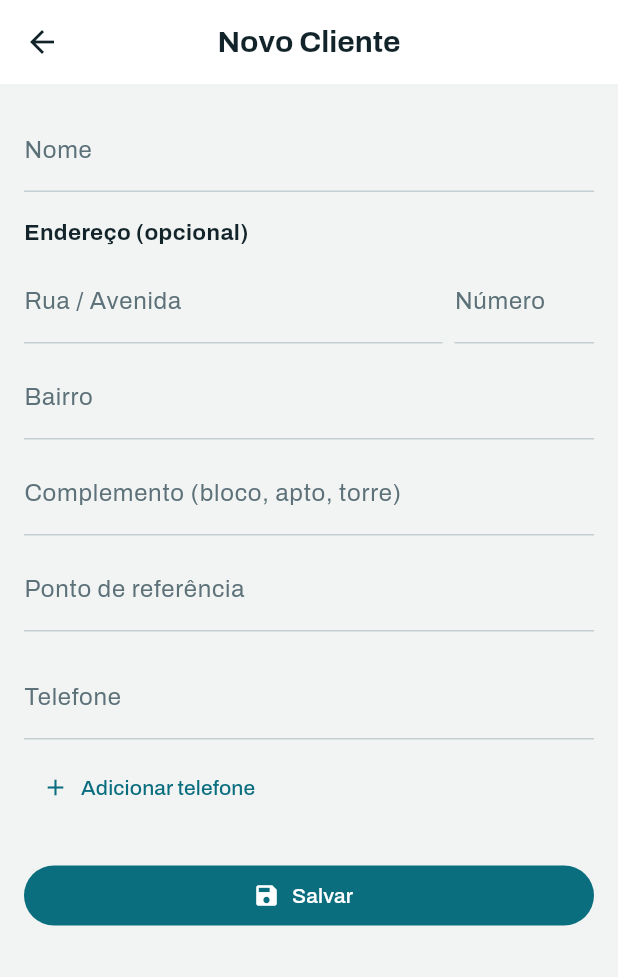
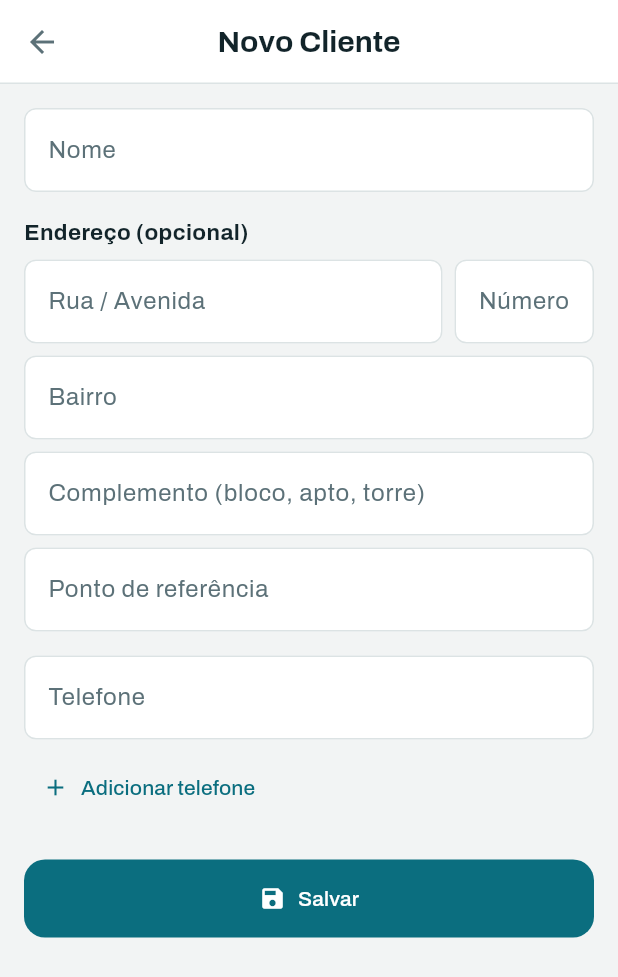
Before and after one commit to WilsonGorosthides/sgc_msclean, a Flutter app: the screen it shows after launch, after a tap on the "person add" icon, on a phone screen of 412 x 824 dp. Shown: the top 977 px of the screen. Run offline on Flutter 3.47's test engine with Material 3 defaults, Android fonts, the phone set to English and light mode, and no system bars; our stand-ins replace flutter_dotenv, google_fonts, supabase_flutter; accounts and stored records are empty.

Commit message:
feat(tema): estiliza os componentes base no AppTheme
Item 2 da issue #60 pedia estilo centralizado no ThemeData em vez de solto
pelas telas. Doze temas de componente, cobrindo tudo o que as telas usam
hoje: AppBar, Card, ListTile, campo, FAB, FilledButton, TextButton,
IconButton, SnackBar, dialogo, divisor e indicador de progresso.

Depois disso, um Card sem nenhum parametro ja sai com a forma do sistema —
a tela nao precisa mais estilizar.

Decisoes que valem registro:

- AppBar sem sombra, separada do conteudo por borda inferior. Com o
  surfaceTint desligado, a elevacao do Material 3 nao teria como se
  manifestar em cor, e sobraria uma sombra solta.
- Card com elevation 0 e borda, pela mesma razao.
- SnackBar inverte o contraste: tinta no fundo, fundo na tinta. E o par
  mais forte do sistema (14.50), e aviso que fica tres segundos na tela
  precisa ser lido de relance.
- Campo usa o raio pequeno e dialogo o grande, conforme a secao 5 do
  design-system.md.
- tintaDesabilitada aparece aqui pela primeira vez, e so em estado
  desabilitado de campo e de botao — que e a unica coisa para que ela
  serve, porque mede 2.97 e a WCAG isenta controle desabilitado.
- Uma funcao privada monta a borda do campo, para os seis estados do
  InputDecorationTheme nao repetirem a mesma construcao.

Parte da issue #60.

Co-Authored-By: Claude Opus 5 <noreply@anthropic.com>

```diff
--- a/lib/theme/app_theme.dart
+++ b/lib/theme/app_theme.dart
@@ -1,6 +1,7 @@
 import 'package:flutter/material.dart';
 
 import 'app_colors.dart';
+import 'app_spacing.dart';
 import 'app_typography.dart';
 
 /// Tema do aplicativo, montado a partir dos tokens de
@@ -15,7 +16,134 @@ abstract final class AppTheme {
     colorScheme: _esquemaClaro,
     textTheme: AppTypography.textTheme,
     scaffoldBackgroundColor: AppColors.fundo,
+
+    // Os temas de componente abaixo existem para que a tela nao precise
+    // estilizar nada: um `Card` sem parametro de cor, raio ou elevacao ja sai
+    // com a forma do sistema. O item 2 da issue #60 pede exatamente isso —
+    // estilo centralizado em vez de solto pelas telas.
+    appBarTheme: const AppBarTheme(
+      backgroundColor: AppColors.superficie,
+      foregroundColor: AppColors.tinta,
+      centerTitle: true,
+      // Sem sombra: a separacao do conteudo e feita pela borda inferior, ja
+      // que o `surfaceTint` esta desligado e a elevacao do Material 3 nao
+      // teria como se manifestar em cor.
+      elevation: 0,
+      scrolledUnderElevation: 0,
+      shape: Border(bottom: BorderSide(color: AppColors.borda)),
+    ),
+
+    cardTheme: CardThemeData(
+      color: AppColors.superficie,
+      surfaceTintColor: Colors.transparent,
+      elevation: 0,
+      margin: EdgeInsets.zero,
+      shape: RoundedRectangleBorder(
+        borderRadius: BorderRadius.circular(AppRadius.medio),
+        side: const BorderSide(color: AppColors.borda),
+      ),
+    ),
+
+    listTileTheme: const ListTileThemeData(
+      iconColor: AppColors.tintaFraca,
+      textColor: AppColors.tinta,
+      subtitleTextStyle: TextStyle(color: AppColors.tintaFraca),
+    ),
+
+    inputDecorationTheme: InputDecorationTheme(
+      filled: true,
+      fillColor: AppColors.superficie,
+      // Campo usa o raio pequeno (design-system.md secao 5).
+      border: _bordaCampo(AppColors.borda),
+      enabledBorder: _bordaCampo(AppColors.borda),
+      focusedBorder: _bordaCampo(AppColors.primaria, espessura: 2),
+      errorBorder: _bordaCampo(AppColors.alerta),
+      focusedErrorBorder: _bordaCampo(AppColors.alerta, espessura: 2),
+      disabledBorder: _bordaCampo(AppColors.tintaDesabilitada),
+      labelStyle: const TextStyle(color: AppColors.tintaFraca),
+      hintStyle: const TextStyle(color: AppColors.tintaFraca),
+      errorStyle: const TextStyle(color: AppColors.alerta),
+    ),
+
+    floatingActionButtonTheme: const FloatingActionButtonThemeData(
+      backgroundColor: AppColors.primaria,
+      foregroundColor: AppColors.superficie,
+    ),
+
+    filledButtonTheme: FilledButtonThemeData(
+      style: FilledButton.styleFrom(
+        backgroundColor: AppColors.primaria,
+        foregroundColor: AppColors.superficie,
+        disabledBackgroundColor: AppColors.borda,
+        disabledForegroundColor: AppColors.tintaDesabilitada,
+        padding: const EdgeInsets.symmetric(
+          horizontal: AppSpacing.xl,
+          vertical: AppSpacing.lg,
+        ),
+        shape: RoundedRectangleBorder(
+          borderRadius: BorderRadius.circular(AppRadius.medio),
+        ),
+      ),
+    ),
+
+    textButtonTheme: TextButtonThemeData(
+      style: TextButton.styleFrom(
+        foregroundColor: AppColors.primaria,
+        disabledForegroundColor: AppColors.tintaDesabilitada,
+        shape: RoundedRectangleBorder(
+          borderRadius: BorderRadius.circular(AppRadius.pequeno),
+        ),
+      ),
+    ),
+
+    iconButtonTheme: IconButtonThemeData(
+      style: IconButton.styleFrom(
+        foregroundColor: AppColors.tintaFraca,
+        disabledForegroundColor: AppColors.tintaDesabilitada,
+      ),
+    ),
+
+    // O `SnackBar` inverte o contraste: tinta no fundo, fundo na tinta. E o
+    // par mais forte que existe no sistema (14.50), e aviso que aparece por
+    // tres segundos precisa ser lido de relance.
+    snackBarTheme: SnackBarThemeData(
+      backgroundColor: AppColors.tinta,
+      contentTextStyle: const TextStyle(color: AppColors.fundo, fontSize: 15),
+      actionTextColor: AppColors.primariaFundo,
+      behavior: SnackBarBehavior.floating,
+      shape: RoundedRectangleBorder(
+        borderRadius: BorderRadius.circular(AppRadius.pequeno),
+      ),
+    ),
+
+    dialogTheme: DialogThemeData(
+      backgroundColor: AppColors.superficie,
+      surfaceTintColor: Colors.transparent,
+      elevation: 0,
+      shape: RoundedRectangleBorder(
+        borderRadius: BorderRadius.circular(AppRadius.grande),
+      ),
+    ),
+
+    dividerTheme: const DividerThemeData(
+      color: AppColors.bordaForte,
+      thickness: 1,
+      space: 1,
+    ),
+
+    progressIndicatorTheme: const ProgressIndicatorThemeData(
+      color: AppColors.primaria,
+    ),
   );
+
+  /// Borda de campo, no raio pequeno do sistema. Existe para os seis estados
+  /// de `InputDecorationTheme` nao repetirem a mesma construcao.
+  static OutlineInputBorder _bordaCampo(Color cor, {double espessura = 1}) {
+    return OutlineInputBorder(
+      borderRadius: BorderRadius.circular(AppRadius.pequeno),
+      borderSide: BorderSide(color: cor, width: espessura),
+    );
+  }
 
   /// `ColorScheme` escrito a mao, e nao `ColorScheme.fromSeed`.
   ///
```
